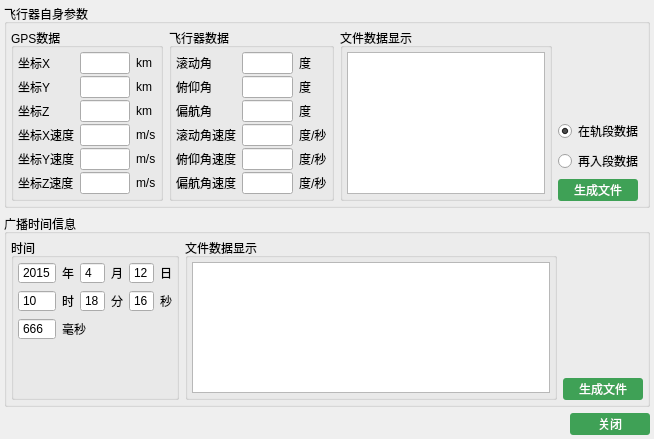
Above: InterfaceClient/datagendialog.ui from juniperdiego/ClientOfNavigationForRXF before the change. Below: the same form after it.
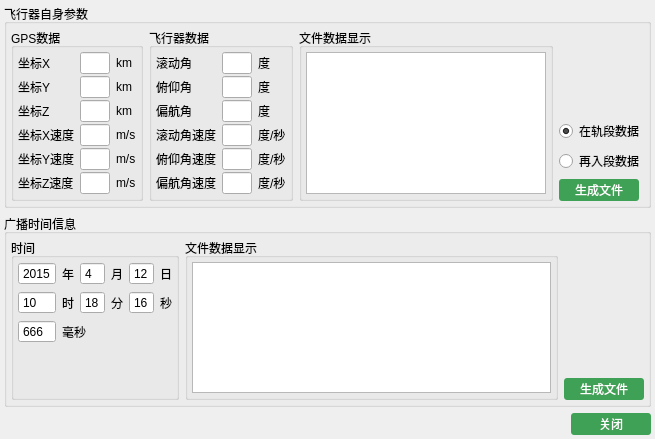
That is the form after the change.

Diff of the .ui file:
```diff
--- a/InterfaceClient/datagendialog.ui
+++ b/InterfaceClient/datagendialog.ui
@@ -6,23 +6,13 @@
    <rect>
     <x>0</x>
     <y>0</y>
-    <width>654</width>
+    <width>655</width>
     <height>439</height>
    </rect>
   </property>
   <property name="windowTitle">
    <string>数据生成</string>
   </property>
-  <property name="styleSheet">
-   <string notr="true">QPushButton{
-background-color:rgb(63,161,86);                                            color: white;   border-radius: 3px;  border-style: outset;}
-                                           
-QPushButton:hover{
-background-color:rgb(85,192,86);}
-                                          
-QPushButton:pressed{
-color:rgb(84, 86, 82);                                                           border-style: inset; }</string>
-  </property>
   <layout class="QVBoxLayout" name="verticalLayout_5">
    <property name="leftMargin">
     <number>4</number>
@@ -51,7 +41,7 @@
      <property name="title">
       <string>飞行器自身参数</string>
      </property>
-     <layout class="QHBoxLayout" name="horizontalLayout">
+     <layout class="QHBoxLayout" name="horizontalLayout" stretch="0,0,1,0">
       <property name="leftMargin">
        <number>4</number>
       </property>
@@ -69,7 +59,7 @@
         <property name="title">
          <string>GPS数据</string>
         </property>
-        <layout class="QGridLayout" name="gridLayout">
+        <layout class="QGridLayout" name="gridLayout" rowstretch="0,0,0,0,0,0">
          <property name="leftMargin">
           <number>4</number>
          </property>
@@ -93,7 +83,14 @@
           </widget>
          </item>
          <item row="0" column="1">
-          <widget class="QLineEdit" name="zxLE"/>
+          <widget class="QLineEdit" name="zxLE">
+           <property name="maximumSize">
+            <size>
+             <width>80</width>
+             <height>16777215</height>
+            </size>
+           </property>
+          </widget>
          </item>
          <item row="0" column="2">
           <widget class="QLabel" name="label_2">
@@ -110,7 +107,14 @@
           </widget>
          </item>
          <item row="1" column="1">
-          <widget class="QLineEdit" name="zyLE"/>
+          <widget class="QLineEdit" name="zyLE">
+           <property name="maximumSize">
+            <size>
+             <width>80</width>
+             <height>16777215</height>
+            </size>
+           </property>
+          </widget>
          </item>
          <item row="1" column="2">
           <widget class="QLabel" name="label_3">
@@ -127,7 +131,14 @@
           </widget>
          </item>
          <item row="2" column="1">
-          <widget class="QLineEdit" name="zzLE"/>
+          <widget class="QLineEdit" name="zzLE">
+           <property name="maximumSize">
+            <size>
+             <width>80</width>
+             <height>16777215</height>
+            </size>
+           </property>
+          </widget>
          </item>
          <item row="2" column="2">
           <widget class="QLabel" name="label_5">
@@ -144,7 +155,14 @@
           </widget>
          </item>
          <item row="3" column="1">
-          <widget class="QLineEdit" name="zxsLE"/>
+          <widget class="QLineEdit" name="zxsLE">
+           <property name="maximumSize">
+            <size>
+             <width>80</width>
+             <height>16777215</height>
+            </size>
+           </property>
+          </widget>
          </item>
          <item row="3" column="2">
           <widget class="QLabel" name="label_7">
@@ -161,7 +179,14 @@
           </widget>
          </item>
          <item row="4" column="1">
-          <widget class="QLineEdit" name="zysLE"/>
+          <widget class="QLineEdit" name="zysLE">
+           <property name="maximumSize">
+            <size>
+             <width>80</width>
+             <height>16777215</height>
+            </size>
+           </property>
+          </widget>
          </item>
          <item row="4" column="2">
           <widget class="QLabel" name="label_9">
@@ -178,7 +203,14 @@
           </widget>
          </item>
          <item row="5" column="1">
-          <widget class="QLineEdit" name="zzsLE"/>
+          <widget class="QLineEdit" name="zzsLE">
+           <property name="maximumSize">
+            <size>
+             <width>80</width>
+             <height>16777215</height>
+            </size>
+           </property>
+          </widget>
          </item>
          <item row="5" column="2">
           <widget class="QLabel" name="label_11">
@@ -219,7 +251,14 @@
           </widget>
          </item>
          <item row="0" column="1">
-          <widget class="QLineEdit" name="gjLE"/>
+          <widget class="QLineEdit" name="gjLE">
+           <property name="maximumSize">
+            <size>
+             <width>80</width>
+             <height>16777215</height>
+            </size>
+           </property>
+          </widget>
          </item>
          <item row="0" column="2">
           <widget class="QLabel" name="label_13">
@@ -236,7 +275,14 @@
           </widget>
          </item>
          <item row="1" column="1">
-          <widget class="QLineEdit" name="fjLE"/>
+          <widget class="QLineEdit" name="fjLE">
+           <property name="maximumSize">
+            <size>
+             <width>80</width>
+             <height>16777215</height>
+            </size>
+           </property>
+          </widget>
          </item>
          <item row="1" column="2">
           <widget class="QLabel" name="label_15">
@@ -253,7 +299,14 @@
           </widget>
          </item>
          <item row="2" column="1">
-          <widget class="QLineEdit" name="pjLE"/>
+          <widget class="QLineEdit" name="pjLE">
+           <property name="maximumSize">
+            <size>
+             <width>80</width>
+             <height>16777215</height>
+            </size>
+           </property>
+          </widget>
          </item>
          <item row="2" column="2">
           <widget class="QLabel" name="label_17">
@@ -270,7 +323,14 @@
           </widget>
          </item>
          <item row="3" column="1">
-          <widget class="QLineEdit" name="gjsLE"/>
+          <widget class="QLineEdit" name="gjsLE">
+           <property name="maximumSize">
+            <size>
+             <width>80</width>
+             <height>16777215</height>
+            </size>
+           </property>
+          </widget>
          </item>
          <item row="3" column="2">
           <widget class="QLabel" name="label_19">
@@ -287,7 +347,14 @@
           </widget>
          </item>
          <item row="4" column="1">
-          <widget class="QLineEdit" name="fjsLE"/>
+          <widget class="QLineEdit" name="fjsLE">
+           <property name="maximumSize">
+            <size>
+             <width>80</width>
+             <height>16777215</height>
+            </size>
+           </property>
+          </widget>
          </item>
          <item row="4" column="2">
           <widget class="QLabel" name="label_21">
@@ -304,7 +371,14 @@
           </widget>
          </item>
          <item row="5" column="1">
-          <widget class="QLineEdit" name="pjsLE"/>
+          <widget class="QLineEdit" name="pjsLE">
+           <property name="maximumSize">
+            <size>
+             <width>80</width>
+             <height>16777215</height>
+            </size>
+           </property>
+          </widget>
          </item>
          <item row="5" column="2">
           <widget class="QLabel" name="label_23">
@@ -335,7 +409,29 @@
           <number>4</number>
          </property>
          <item>
-          <widget class="QTextEdit" name="ffTE"/>
+          <widget class="QTableView" name="ffTableView">
+           <property name="sizePolicy">
+            <sizepolicy hsizetype="Expanding" vsizetype="Preferred">
+             <horstretch>0</horstretch>
+             <verstretch>0</verstretch>
+            </sizepolicy>
+           </property>
+           <property name="minimumSize">
+            <size>
+             <width>240</width>
+             <height>0</height>
+            </size>
+           </property>
+           <attribute name="horizontalHeaderVisible">
+            <bool>false</bool>
+           </attribute>
+           <attribute name="verticalHeaderVisible">
+            <bool>false</bool>
+           </attribute>
+           <attribute name="verticalHeaderDefaultSectionSize">
+            <number>25</number>
+           </attribute>
+          </widget>
          </item>
         </layout>
        </widget>
@@ -386,6 +482,16 @@
             <height>22</height>
            </size>
           </property>
+          <property name="styleSheet">
+           <string notr="true">QPushButton{
+background-color:rgb(63,161,86);                                            color: white;   border-radius: 3px;  border-style: outset;}
+                                           
+QPushButton:hover{
+background-color:rgb(85,192,86);}
+                                          
+QPushButton:pressed{
+color:rgb(84, 86, 82);                                                           border-style: inset; }</string>
+          </property>
           <property name="text">
            <string>生成文件</string>
           </property>
@@ -401,7 +507,7 @@
      <property name="title">
       <string>广播时间信息</string>
      </property>
-     <layout class="QHBoxLayout" name="horizontalLayout_2">
+     <layout class="QHBoxLayout" name="horizontalLayout_2" stretch="0,1,0">
       <property name="leftMargin">
        <number>4</number>
       </property>
@@ -653,6 +759,16 @@
             <height>22</height>
            </size>
           </property>
+          <property name="styleSheet">
+           <string notr="true">QPushButton{
+background-color:rgb(63,161,86);                                            color: white;   border-radius: 3px;  border-style: outset;}
+                                           
+QPushButton:hover{
+background-color:rgb(85,192,86);}
+                                          
+QPushButton:pressed{
+color:rgb(84, 86, 82);                                                           border-style: inset; }</string>
+          </property>
           <property name="text">
            <string>生成文件</string>
           </property>
@@ -692,6 +808,16 @@
          <height>22</height>
         </size>
        </property>
+       <property name="styleSheet">
+        <string notr="true">QPushButton{
+background-color:rgb(63,161,86);                                            color: white;   border-radius: 3px;  border-style: outset;}
+                                           
+QPushButton:hover{
+background-color:rgb(85,192,86);}
+                                          
+QPushButton:pressed{
+color:rgb(84, 86, 82);                                                           border-style: inset; }</string>
+       </property>
        <property name="text">
         <string>关闭</string>
        </property>
```
